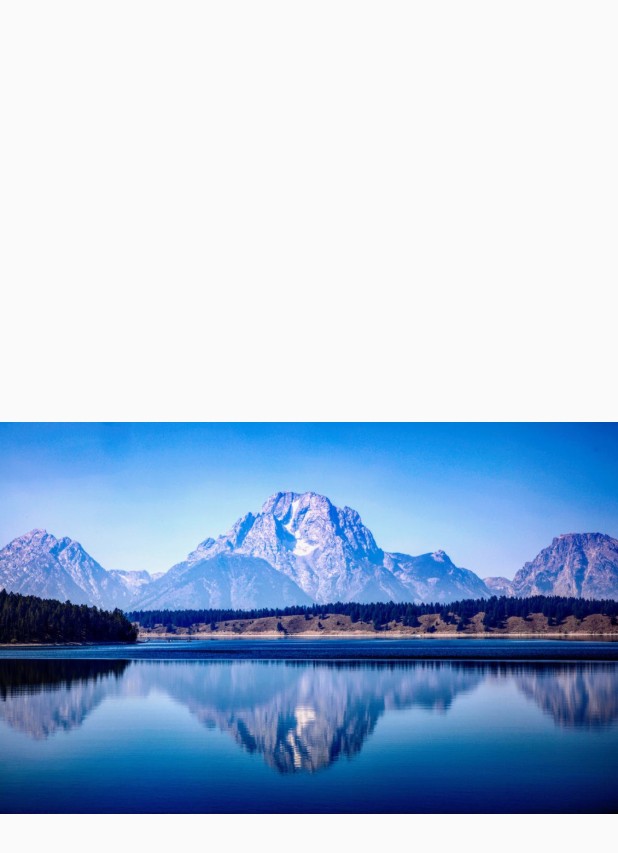
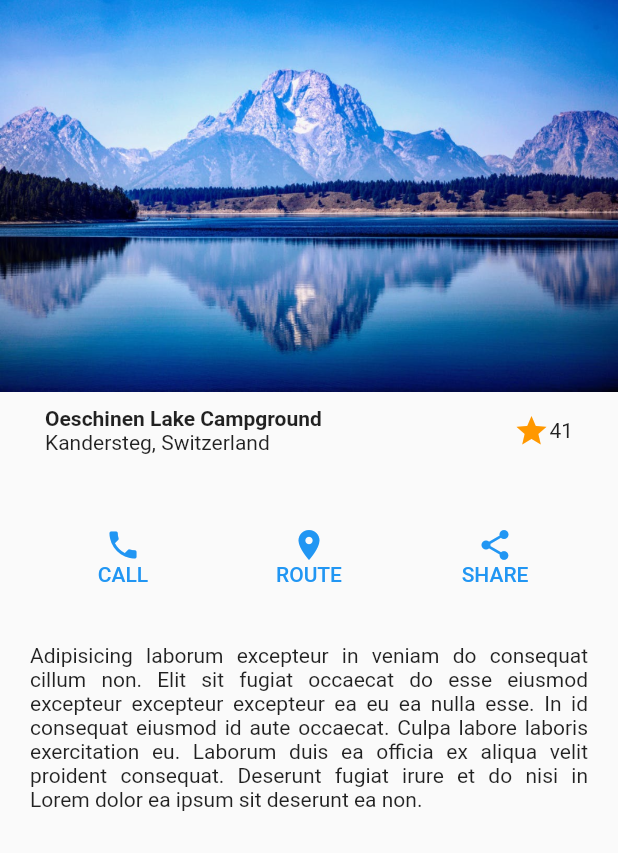
Before and after one commit to EmmanuelBazan/design-in-flutter, a Flutter app: the screen it shows after launch, on a phone screen of 412 x 824 dp. Shown: the top 853 px of the screen. Run offline on Flutter 3.47's test engine with Material 2 defaults, Android fonts, the light colour scheme and no system bars.

Commit message:
Basic design flutter doc implementation

```diff
--- a/lib/screens/basic_design.dart
+++ b/lib/screens/basic_design.dart
@@ -5,10 +5,122 @@ class BasicDesignScreen extends StatelessWidget {
 
   @override
   Widget build(BuildContext context) {
-    return const Scaffold(
-      body: Center(
-        child: Image(image: AssetImage('assets/landscape.png')),
+    return Scaffold(
+      body: Column(
+        children: const [
+          Image(image: AssetImage('assets/landscape.png')),
+
+          //^ Title seccion
+          _TitleSeccion(),
+
+          //^ Buttons seccion
+          _ButtonSeccion(),
+
+          //^ Description secction
+          _DescriptionSeccion()
+        ],
       ),
     );
   }
 }
+
+class _DescriptionSeccion extends StatelessWidget {
+  const _DescriptionSeccion({
+    super.key,
+  });
+
+  @override
+  Widget build(BuildContext context) {
+    return Container(
+      margin: const EdgeInsets.symmetric(horizontal: 20),
+      child: const Text(
+          textAlign: TextAlign.justify,
+          'Adipisicing laborum excepteur in veniam do consequat cillum non. Elit sit fugiat occaecat do esse eiusmod excepteur excepteur excepteur ea eu ea nulla esse. In id consequat eiusmod id aute occaecat. Culpa labore laboris exercitation eu. Laborum duis ea officia ex aliqua velit proident consequat. Deserunt fugiat irure et do nisi in Lorem dolor ea ipsum sit deserunt ea non.'),
+    );
+  }
+}
+
+class _ButtonSeccion extends StatelessWidget {
+  const _ButtonSeccion({
+    super.key,
+  });
+
+  @override
+  Widget build(BuildContext context) {
+    return Container(
+      margin: const EdgeInsets.symmetric(horizontal: 50, vertical: 30),
+      child: Row(
+        crossAxisAlignment: CrossAxisAlignment.center,
+        mainAxisAlignment: MainAxisAlignment.spaceBetween,
+        children: const [
+          _CustomButton(
+            icon: Icons.phone,
+            title: 'CALL',
+          ),
+          _CustomButton(
+            icon: Icons.location_on_sharp,
+            title: 'ROUTE',
+          ),
+          _CustomButton(
+            icon: Icons.share,
+            title: 'SHARE',
+          ),
+        ],
+      ),
+    );
+  }
+}
+
+class _CustomButton extends StatelessWidget {
+  final IconData icon;
+  final String title;
+
+  const _CustomButton({
+    super.key,
+    required this.icon,
+    required this.title,
+  });
+
+  @override
+  Widget build(BuildContext context) {
+    return TextButton(
+        onPressed: () {},
+        child: Column(
+          children: [Icon(icon), Text(title)],
+        ));
+  }
+}
+
+class _TitleSeccion extends StatelessWidget {
+  const _TitleSeccion({
+    super.key,
+  });
+
+  @override
+  Widget build(BuildContext context) {
+    return Container(
+      margin: const EdgeInsets.symmetric(horizontal: 30, vertical: 10),
+      child: Row(
+        mainAxisAlignment: MainAxisAlignment.spaceBetween,
+        children: [
+          Column(
+            crossAxisAlignment: CrossAxisAlignment.start,
+            children: const [
+              Text(
+                'Oeschinen Lake Campground',
+                style: TextStyle(fontWeight: FontWeight.bold),
+              ),
+              Text('Kandersteg, Switzerland')
+            ],
+          ),
+          Spacer(),
+          const Icon(
+            Icons.star,
+            color: Colors.orange,
+          ),
+          const Text('41')
+        ],
+      ),
+    );
+  }
+}
```
